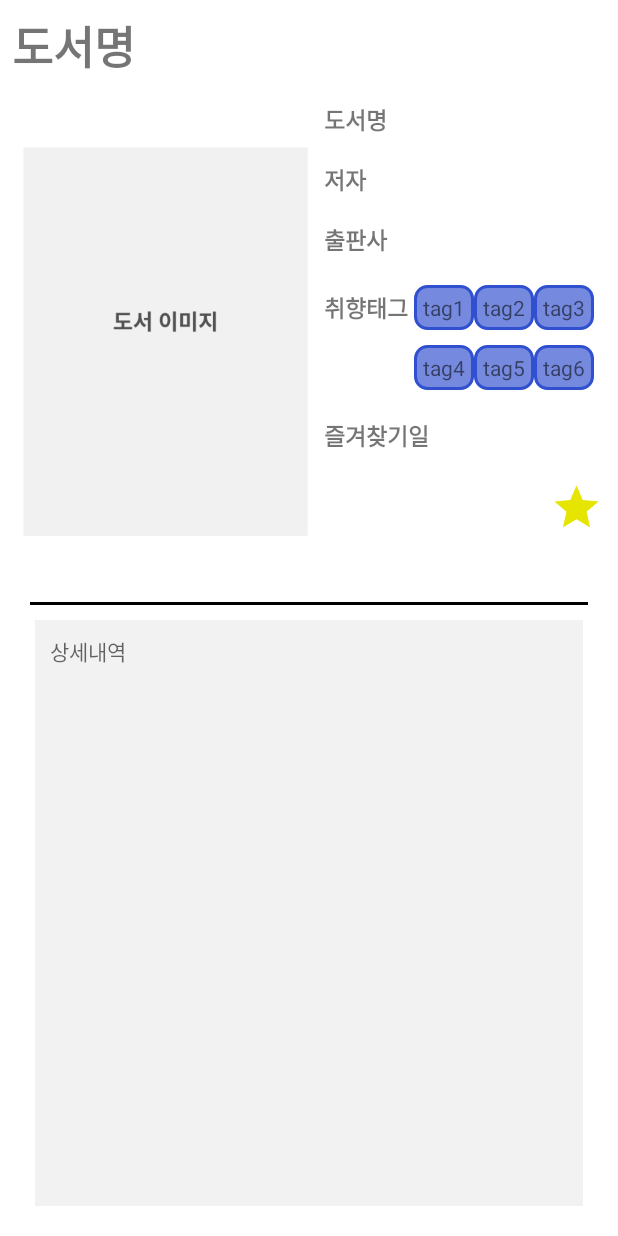
After one commit to dltpgh98/DND, an Android app: the layout book_info.xml on its own in the app's theme, with its tools: preview values and no code run, on a phone screen of 412 x 824 dp. The commit adds this screen. Run offline under Robolectric (Android 15) with nearby library versions, the phone set to English and light mode, and no system bars.

```diff
--- /dev/null
+++ b/app/src/main/res/layout/book_info.xml
@@ -0,0 +1,248 @@
+<?xml version="1.0" encoding="utf-8"?>
+<LinearLayout xmlns:android="http://schemas.android.com/apk/res/android"
+    android:layout_width="match_parent"
+    android:layout_height="match_parent"
+    xmlns:app="http://schemas.android.com/apk/res-auto"
+    android:orientation="vertical">
+    <LinearLayout
+        android:layout_width="match_parent"
+        android:layout_height="match_parent"
+        android:layout_weight="1.9">
+        <TextView
+            android:id="@+id/book_Title_tv"
+            android:layout_width="match_parent"
+            android:layout_height="match_parent"
+            android:text="도서명"
+            android:autoSizeTextType="uniform"
+            android:textStyle="bold"
+            android:layout_margin="8dp"/>
+    </LinearLayout>
+    <LinearLayout
+        android:layout_width="match_parent"
+        android:layout_height="match_parent"
+        android:layout_weight="1.2">
+        <LinearLayout
+            android:layout_width="match_parent"
+            android:layout_height="match_parent"
+            android:layout_weight="1"
+            app:layout_constraintStart_toStartOf="parent"
+            app:layout_constraintTop_toTopOf="parent">
+            <ImageView
+                android:id="@+id/book_title_img_iv"
+                android:layout_width="match_parent"
+                android:layout_height="match_parent"
+                android:src="@drawable/book_img"
+                android:layout_marginLeft="15dp"
+                android:layout_marginBottom="5dp"
+                />
+        </LinearLayout>
+        <androidx.constraintlayout.widget.ConstraintLayout
+            android:layout_width="match_parent"
+            android:layout_height="match_parent"
+            android:layout_weight="1"
+            android:paddingHorizontal="10dp"
+            app:layout_constraintRight_toRightOf="parent"
+            app:layout_constraintTop_toTopOf="parent"
+            >
+            <TextView
+                android:id="@+id/book_title_tv"
+                android:layout_width="match_parent"
+                android:layout_height="40dp"
+
+                android:gravity="left|center"
+                android:text="도서명"
+                android:textSize="15dp"
+                android:textStyle="bold"
+                app:layout_constraintTop_toTopOf="parent"/>
+            <TextView
+                android:id="@+id/book_writer_tv"
+                android:layout_width="match_parent"
+                android:layout_height="40dp"
+                android:gravity="left|center"
+                android:text="저자"
+                android:textSize="15dp"
+                android:textStyle="bold"
+                app:layout_constraintTop_toBottomOf="@id/book_title_tv"
+                />
+            <TextView
+                android:id="@+id/book_publisher_tv"
+                android:layout_width="match_parent"
+                android:layout_height="40dp"
+                android:gravity="left|center"
+                android:text="출판사"
+                android:textSize="15dp"
+                android:textStyle="bold"
+                app:layout_constraintTop_toBottomOf="@id/book_writer_tv"
+                />
+
+            <androidx.constraintlayout.widget.ConstraintLayout
+                android:id="@+id/book_prefer_frame_cly"
+                android:layout_width="match_parent"
+                android:layout_height="80dp"
+                android:layout_marginTop="5dp"
+                app:layout_constraintTop_toBottomOf="@id/book_publisher_tv">
+                <LinearLayout
+                    android:id="@+id/book_prefer_left_frame_ly"
+                    android:layout_width="wrap_content"
+                    android:layout_height="match_parent"
+                    app:layout_constraintTop_toTopOf="parent"
+                    app:layout_constraintStart_toStartOf="parent">
+                    <TextView
+                        android:id="@+id/book_prefer_title_tv"
+                        android:layout_width="60dp"
+                        android:layout_height="40dp"
+                        android:gravity="left|center"
+                        android:text="취향태그"
+                        android:textSize="15dp"
+                        android:textStyle="bold"
+                        app:layout_constraintTop_toTopOf="parent"
+                        app:layout_constraintStart_toStartOf="parent"
+                        />
+                </LinearLayout>
+                <LinearLayout
+                    android:id="@+id/book_prefer_right_frame1_ly"
+                    android:layout_width="wrap_content"
+                    android:layout_height="40dp"
+                    android:gravity="center"
+                    app:layout_constraintTop_toTopOf="parent"
+                    app:layout_constraintLeft_toRightOf="@id/book_prefer_left_frame_ly"
+                    >
+                    <TextView
+                        android:id="@+id/book_prefer_tag1_tv"
+                        android:layout_width="40dp"
+                        android:layout_height="30dp"
+                        android:background="@drawable/radious_layout_transparency"
+                        android:backgroundTint="#3050d0"
+                        android:text="tag1"
+                        android:maxLines="1"
+                        android:ellipsize="end"
+                        android:gravity="center"
+                        app:layout_constraintTop_toTopOf="parent"
+                        app:layout_constraintLeft_toRightOf="parent"
+                        />
+                    <TextView
+                        android:id="@+id/book_prefer_tag2_tv"
+                        android:layout_width="40dp"
+                        android:layout_height="30dp"
+                        android:background="@drawable/radious_layout_transparency"
+                        android:backgroundTint="#3050d0"
+                        android:text="tag2"
+                        android:maxLines="1"
+                        android:ellipsize="end"
+                        android:gravity="center"
+                        app:layout_constraintTop_toTopOf="parent"
+                        app:layout_constraintLeft_toRightOf="parent"
+                        />
+                    <TextView
+                        android:id="@+id/book_prefer_tag3_tv"
+                        android:layout_width="40dp"
+                        android:layout_height="30dp"
+                        android:background="@drawable/radious_layout_transparency"
+                        android:backgroundTint="#3050d0"
+                        android:text="tag3"
+                        android:maxLines="1"
+                        android:ellipsize="end"
+                        android:gravity="center"
+                        app:layout_constraintTop_toTopOf="parent"
+                        app:layout_constraintLeft_toRightOf="parent"
+                        />
+                </LinearLayout>
+                <LinearLayout
+                    android:layout_width="wrap_content"
+                    android:layout_height="40dp"
+                    android:gravity="center"
+                    app:layout_constraintTop_toBottomOf="@id/book_prefer_right_frame1_ly"
+                    app:layout_constraintLeft_toRightOf="@id/book_prefer_left_frame_ly"
+                    >
+                    <TextView
+                        android:id="@+id/book_prefer_tag4_tv"
+                        android:layout_width="40dp"
+                        android:layout_height="30dp"
+                        android:background="@drawable/radious_layout_transparency"
+                        android:backgroundTint="#3050d0"
+                        android:text="tag4"
+                        android:maxLines="1"
+                        android:ellipsize="end"
+                        android:gravity="center"
+                        app:layout_constraintTop_toTopOf="parent"
+                        app:layout_constraintLeft_toRightOf="parent"
+                        />
+                    <TextView
+                        android:id="@+id/book_prefer_tag5_tv"
+                        android:layout_width="40dp"
+                        android:layout_height="30dp"
+                        android:background="@drawable/radious_layout_transparency"
+                        android:backgroundTint="#3050d0"
+                        android:text="tag5"
+                        android:maxLines="1"
+                        android:ellipsize="end"
+                        android:gravity="center"
+                        app:layout_constraintTop_toTopOf="parent"
+                        app:layout_constraintLeft_toRightOf="parent"
+                        />
+                    <TextView
+                        android:id="@+id/book_prefer_tag6_tv"
+                        android:layout_width="40dp"
+                        android:layout_height="30dp"
+                        android:background="@drawable/radious_layout_transparency"
+                        android:backgroundTint="#3050d0"
+                        android:text="tag6"
+                        android:maxLines="1"
+                        android:ellipsize="end"
+                        android:gravity="center"
+                        app:layout_constraintTop_toTopOf="parent"
+                        app:layout_constraintLeft_toRightOf="parent"
+                        />
+                </LinearLayout>
+            </androidx.constraintlayout.widget.ConstraintLayout>
+            <TextView
+                android:id="@+id/book_date_tv"
+                android:layout_width="match_parent"
+                android:layout_height="40dp"
+                android:gravity="left|center"
+                android:text="즐겨찾기일"
+                android:textSize="15dp"
+                android:textStyle="bold"
+                android:layout_marginTop="5dp"
+                app:layout_constraintTop_toBottomOf="@id/book_prefer_frame_cly"
+
+                />
+            <ImageButton
+
+                android:layout_width="35dp"
+                android:layout_height="35dp"
+                android:background="@drawable/ic_baseline_star_24"
+                android:backgroundTint="#e5e500"
+                android:gravity="center"
+                android:layout_marginTop="10dp"
+                app:layout_constraintTop_toBottomOf="@id/book_date_tv"
+                app:layout_constraintEnd_toEndOf="parent"
+                />
+        </androidx.constraintlayout.widget.ConstraintLayout>
+    </LinearLayout>
+    <View
+        android:layout_width="match_parent"
+        android:layout_height="2sp"
+        android:background="@color/black"
+        android:layout_marginHorizontal="20dp"
+        />
+    <androidx.constraintlayout.widget.ConstraintLayout
+        android:layout_width="match_parent"
+        android:layout_height="match_parent"
+        android:layout_weight="1">
+        <TextView
+            android:id="@+id/book_info_tv"
+            android:layout_width="match_parent"
+            android:layout_height="match_parent"
+            android:layout_marginHorizontal="23dp"
+            android:layout_marginBottom="20dp"
+            android:layout_marginTop="10dp"
+            android:padding="10dp"
+            android:background="#f2f2f2"
+            android:hint="상세내역"
+            android:breakStrategy="simple"
+            />
+    </androidx.constraintlayout.widget.ConstraintLayout>
+
+
+</LinearLayout>
```
Also changed, not shown: app/src/main/java/com/example/ViewHolderAdapter/Book_Care_RecyView_CustomAdapter.kt (added, +33 -0 lines), app/src/main/java/com/example/ViewHolderAdapter/PreferenceAdapter.kt (added, +73 -0 lines), app/src/main/java/com/example/myapplication/LoginActivity.kt (+5 -5 lines), app/src/main/java/com/example/myapplication/UserPrefAction.kt (added, +83 -0 lines), app/src/main/res/layout/book_care_info_item.xml (added, +37 -0 lines), app/src/main/res/layout/book_care_list.xml (added, +25 -0 lines), app/src/main/res/layout/user_info.xml (added, +107 -0 lines), app/src/main/res/layout/user_pref.xml (added, +56 -0 lines), app/src/main/res/layout/user_pref_item.xml (added, +23 -0 lines).
